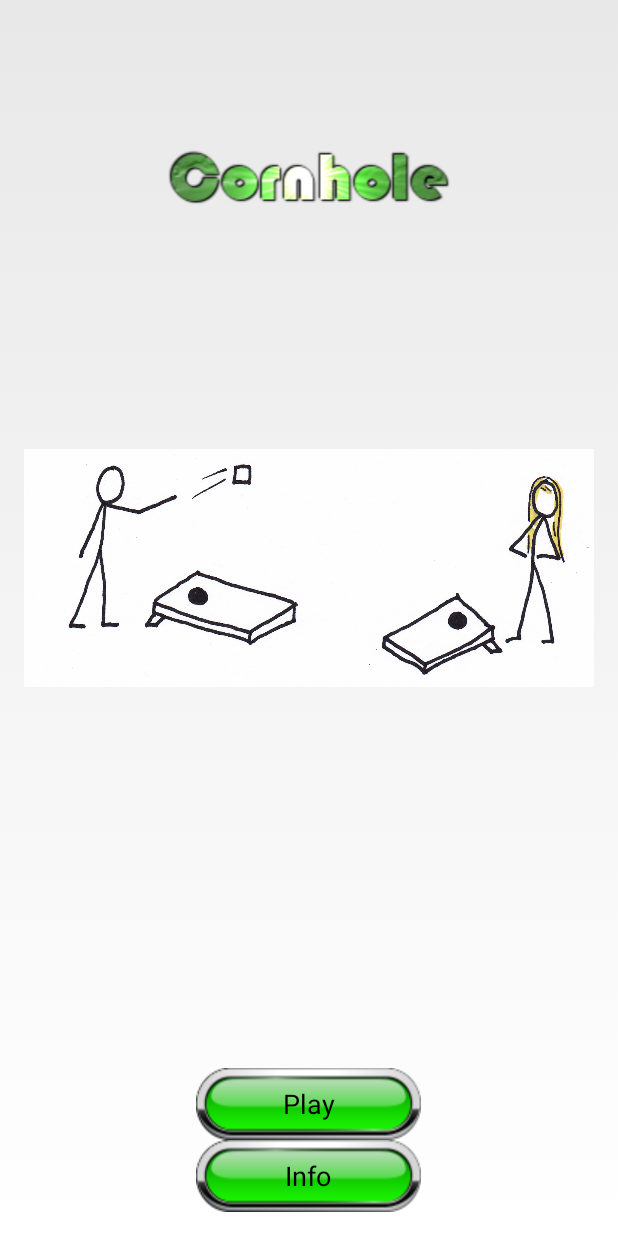
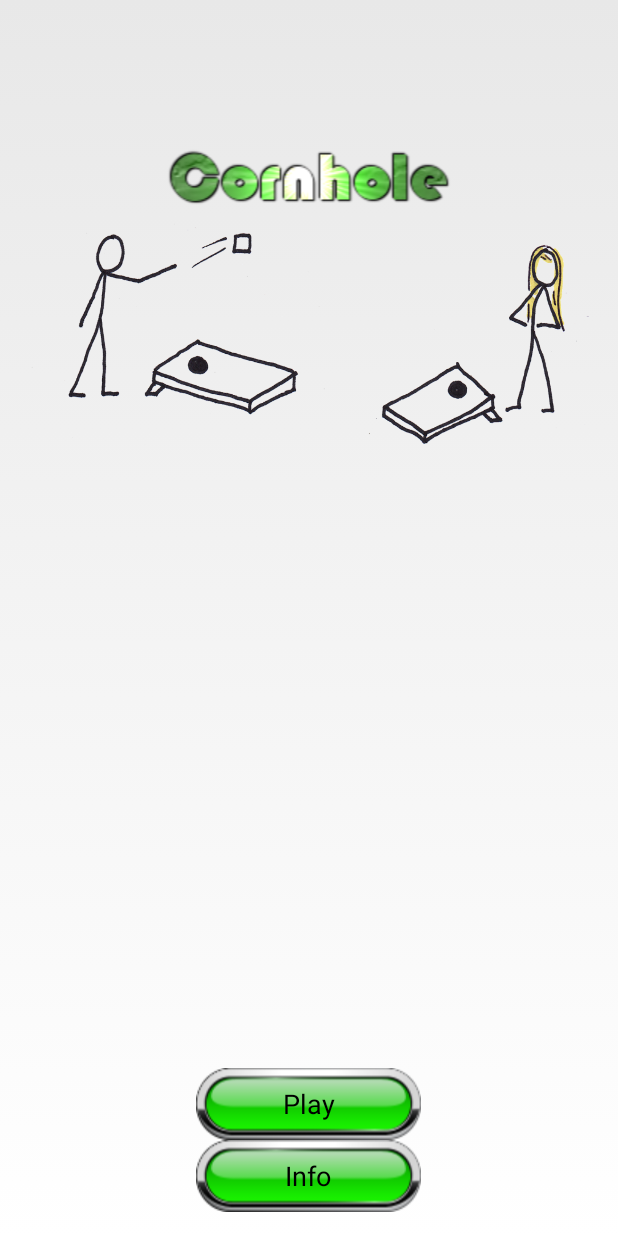
Before and after one commit to fmiller8/CornHole, an Android app: the screen it shows after launch (MainActivity), on a phone screen of 412 x 824 dp. Run offline under Robolectric (Android 15) with nearby library versions, the phone set to English and light mode, and no system bars.

Commit message:
mainlogo transparent

```diff
--- a/app/src/main/res/layout/activity_main.xml
+++ b/app/src/main/res/layout/activity_main.xml
@@ -27,7 +27,7 @@
         android:layout_width="wrap_content"
         android:layout_height="wrap_content"
         android:id="@+id/imageView"
-        android:src="@drawable/mainlogo"
+        android:src="@drawable/mainlogo_transparent"
         android:layout_alignParentTop="true"
         android:layout_alignParentStart="true" />
 
```
Also changed, not shown: app/src/main/res/drawable/mainlogo_transparent.png (added).
